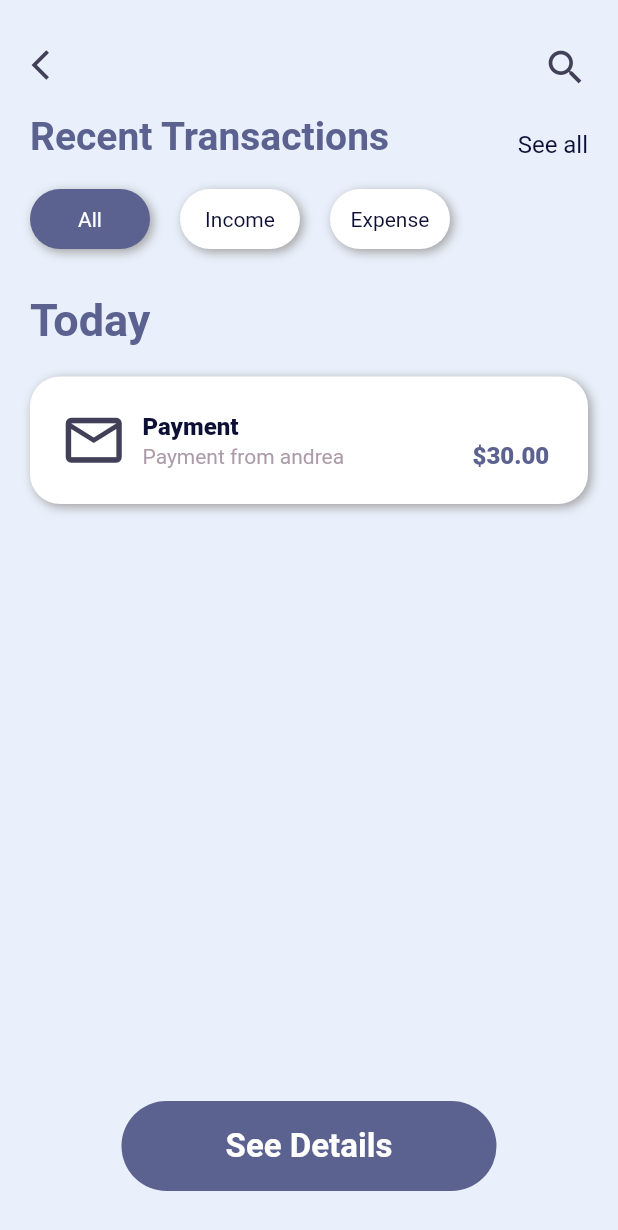
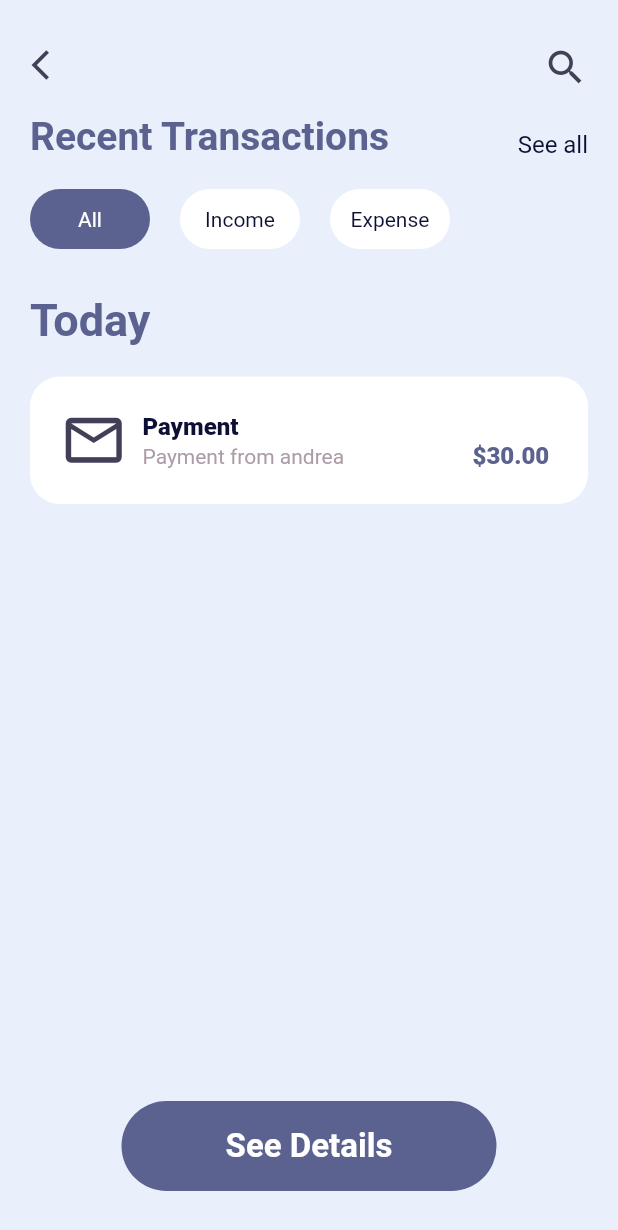
Before and after one commit to dileep9490/finance_app_ui, a Flutter app: the HomePage screen opened by its route, after a tap on the "credit card" icon, on a phone screen of 412 x 824 dp. Shown: the top 1230 px of the screen. Run offline on Flutter 3.47's test engine with Material 2 defaults, Android fonts, the light colour scheme and no system bars.

Commit message:
Revert "fix"
This reverts commit 0ded8cdf60eb2c60e3bebeef4542f76821870534.

```diff
--- a/lib/hompage/widgets/overview_transaction_widget.dart
+++ b/lib/hompage/widgets/overview_transaction_widget.dart
@@ -20,16 +20,7 @@ class Overview_transaction_widget extends StatelessWidget {
   Widget build(BuildContext context) {
     return Container(
       decoration: BoxDecoration(
-          color: Colors.white,
-          borderRadius: BorderRadius.circular(20),
-          boxShadow: const [
-            BoxShadow(
-              color: Colors.grey,
-              blurRadius: 5.0,
-              spreadRadius: 0.0,
-              offset: Offset(2.0, 2.0),
-            )
-          ]),
+          color: Colors.white, borderRadius: BorderRadius.circular(20)),
       padding: const EdgeInsets.all(20),
       child: Row(
         children: [
--- a/lib/login/views/login_page.dart
+++ b/lib/login/views/login_page.dart
@@ -78,13 +78,13 @@ class _LoginPageView extends StatelessWidget {
               children: [
                 Text(
                   "Singup",
-                  style: theme.textTheme.headline6!
-                      .copyWith(fontWeight: FontWeight.w400),
+                  style: theme.textTheme.headline5!
+                      .copyWith(fontWeight: FontWeight.w600),
                 ),
                 Text(
                   "Forgot Password?",
-                  style: theme.textTheme.headline6!
-                      .copyWith(fontWeight: FontWeight.w400),
+                  style: theme.textTheme.headline5!
+                      .copyWith(fontWeight: FontWeight.w600),
                 )
               ],
             )
--- a/lib/recent_transactions/widgets/rounded_button_widget.dart
+++ b/lib/recent_transactions/widgets/rounded_button_widget.dart
@@ -32,15 +32,7 @@ class RoundedButton extends StatelessWidget {
               color: isSelected(selectedindex, index)
                   ? theme.primaryColor
                   : Colors.white,
-              borderRadius: BorderRadius.circular(20),
-              boxShadow: const [
-                BoxShadow(
-                  color: Colors.grey,
-                  blurRadius: 5.0,
-                  spreadRadius: 0.0,
-                  offset: Offset(2.0, 2.0),
-                )
-              ]),
+              borderRadius: BorderRadius.circular(20)),
           child: Text(
             title,
             style: theme.textTheme.headline6!.copyWith(
--- a/lib/recent_transactions/widgets/transaction_widget.dart
+++ b/lib/recent_transactions/widgets/transaction_widget.dart
@@ -20,16 +20,7 @@ class TransactionWidget extends StatelessWidget {
   Widget build(BuildContext context) {
     return Container(
       decoration: BoxDecoration(
-          color: Colors.white,
-          borderRadius: BorderRadius.circular(20),
-          boxShadow: const [
-            BoxShadow(
-              color: Colors.grey,
-              blurRadius: 5.0,
-              spreadRadius: 0.0,
-              offset: Offset(2.0, 2.0),
-            )
-          ]),
+          color: Colors.white, borderRadius: BorderRadius.circular(20)),
       padding: const EdgeInsets.all(20),
       child: Row(
         children: [
```
